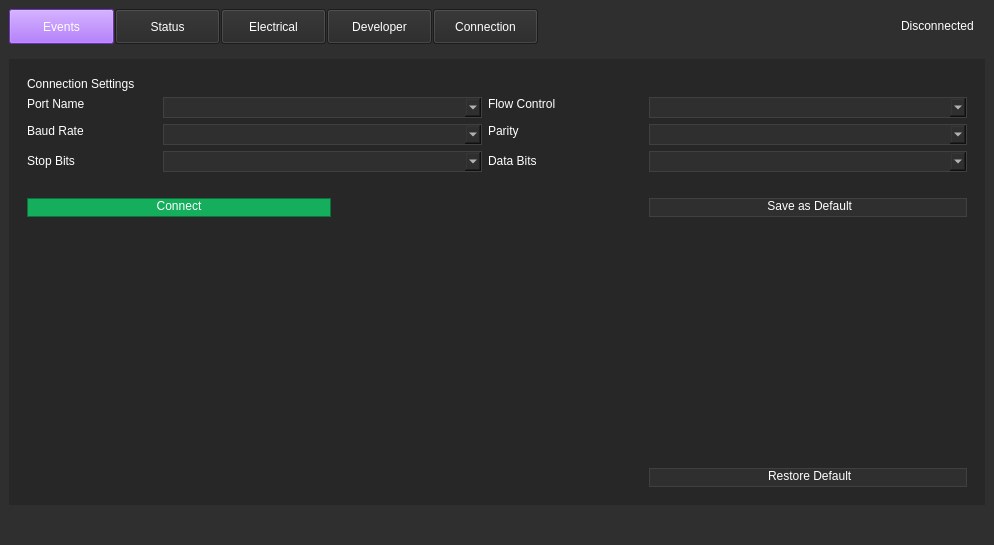
The window that weapon-system-support-software/mainwindow.ui (Team-Controller-NAU/Controller) describes before a commit, drawn with Qt 5.
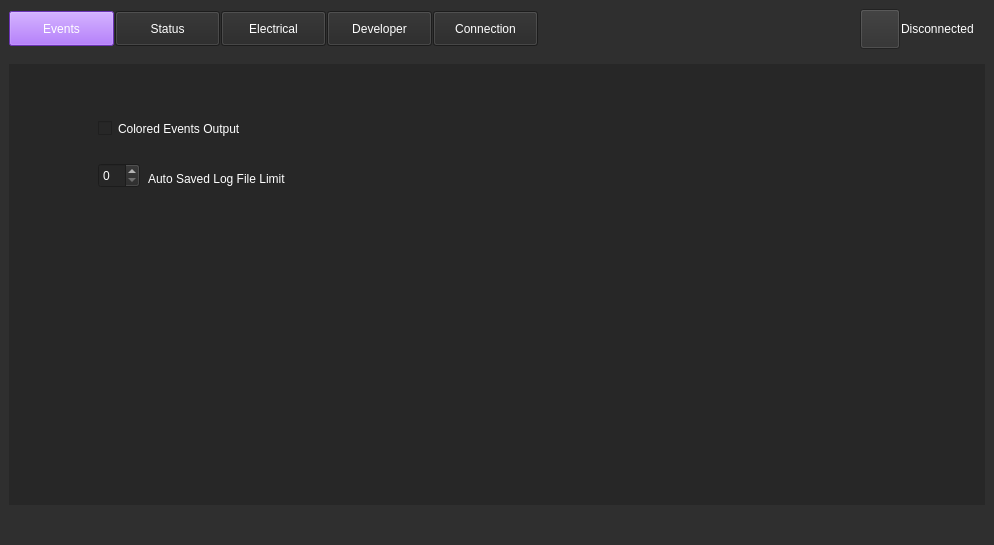
The same window after the commit. The open tabs and pages were chosen to show the change. Icons and pictures are not drawn. Custom widgets are drawn as their Qt base class.

What changed in the file:
```diff
--- a/weapon-system-support-software/mainwindow.ui
+++ b/weapon-system-support-software/mainwindow.ui
@@ -184,7 +184,7 @@
         </widget>
        </item>
        <item alignment="Qt::AlignLeft|Qt::AlignVCenter">
-        <widget class="QPushButton" name="SettingsPageButton">
+        <widget class="QPushButton" name="ConnectionPageButton">
          <property name="minimumSize">
           <size>
            <width>105</width>
@@ -221,6 +221,23 @@
          </property>
         </spacer>
        </item>
+       <item>
+        <widget class="QPushButton" name="SettingsPageButton">
+         <property name="minimumSize">
+          <size>
+           <width>40</width>
+           <height>40</height>
+          </size>
+         </property>
+         <property name="styleSheet">
+          <string notr="true">border-image: url(://resources/Images/whiteSettings.png);
+</string>
+         </property>
+         <property name="text">
+          <string/>
+         </property>
+        </widget>
+       </item>
        <item alignment="Qt::AlignRight|Qt::AlignVCenter">
         <widget class="QLabel" name="connectionLabel">
          <property name="sizePolicy">
@@ -1088,7 +1105,7 @@
              </property>
             </widget>
            </widget>
-           <widget class="QWidget" name="Settings_Page">
+           <widget class="QWidget" name="Connection_Page">
             <property name="sizePolicy">
              <sizepolicy hsizetype="Preferred" vsizetype="Preferred">
               <horstretch>0</horstretch>
@@ -2960,6 +2977,59 @@
              </item>
             </layout>
            </widget>
+           <widget class="QWidget" name="Settings_Page">
+            <widget class="QCheckBox" name="colored_events_output">
+             <property name="geometry">
+              <rect>
+               <x>80</x>
+               <y>40</y>
+               <width>161</width>
+               <height>31</height>
+              </rect>
+             </property>
+             <property name="styleSheet">
+              <string notr="true">QCheckBox {
+color: white;
+}</string>
+             </property>
+             <property name="text">
+              <string>Colored Events Output</string>
+             </property>
+            </widget>
+            <widget class="QSpinBox" name="auto_save_limit">
+             <property name="geometry">
+              <rect>
+               <x>80</x>
+               <y>90</y>
+               <width>42</width>
+               <height>25</height>
+              </rect>
+             </property>
+             <property name="styleSheet">
+              <string notr="true">QSpinBox {
+color: white;
+}</string>
+             </property>
+            </widget>
+            <widget class="QLabel" name="auto_save_limit_label">
+             <property name="geometry">
+              <rect>
+               <x>130</x>
+               <y>90</y>
+               <width>161</width>
+               <height>31</height>
+              </rect>
+             </property>
+             <property name="styleSheet">
+              <string notr="true">QLabel {
+color: white;
+}</string>
+             </property>
+             <property name="text">
+              <string>Auto Saved Log File Limit</string>
+             </property>
+            </widget>
+           </widget>
           </widget>
          </item>
         </layout>
```
Left out of the diff: 441 changed lines with no effect on the pictures.
